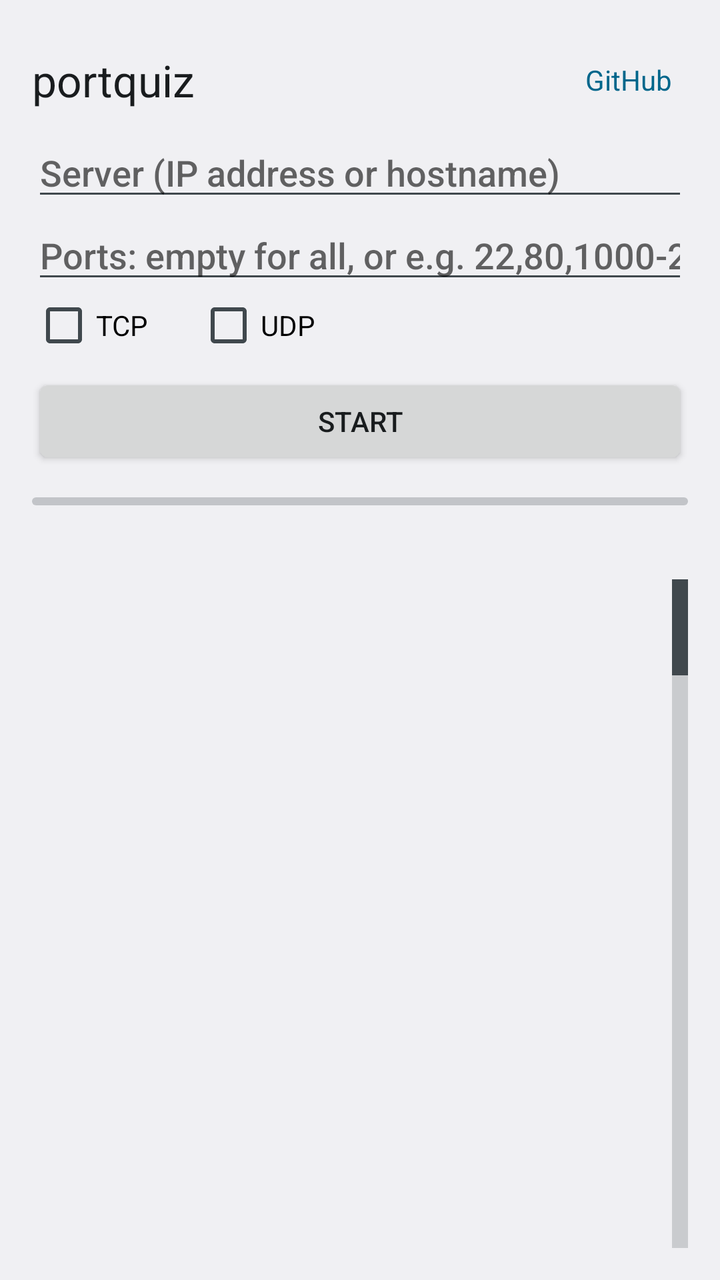
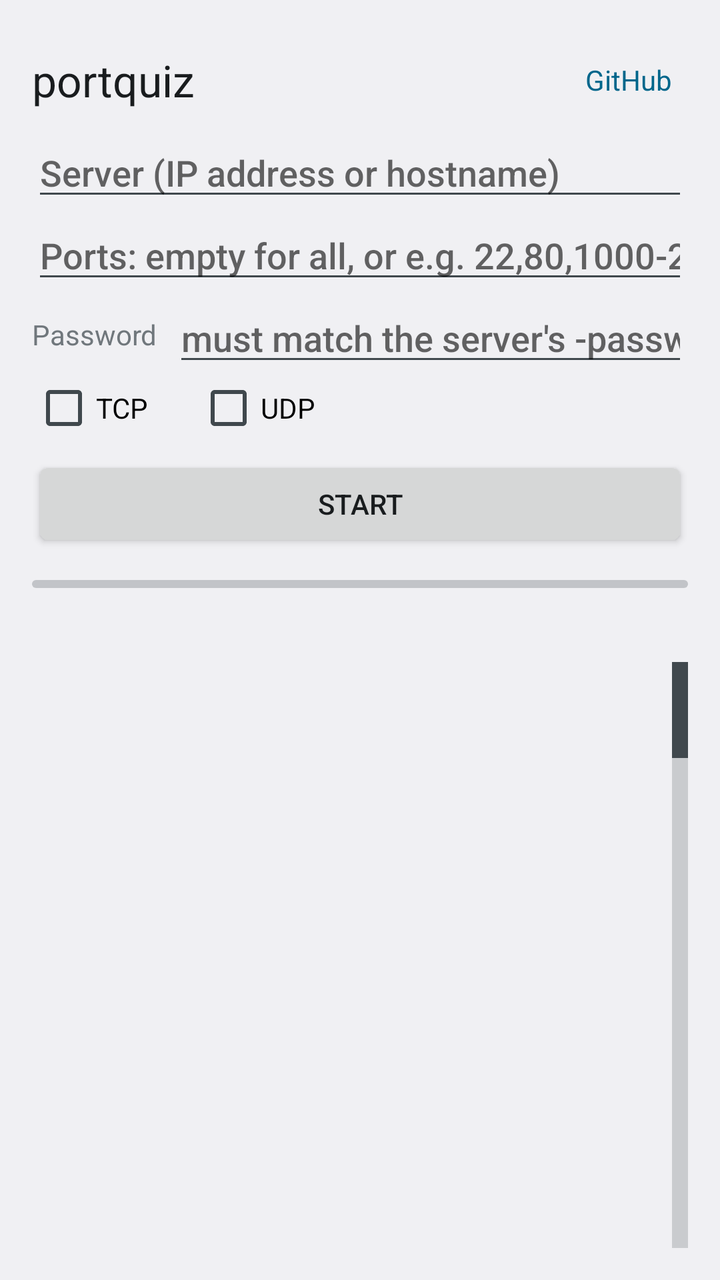

Compare the two renders of this Android layout. The source of the first and the diff that turns it into the second are given below.
<!-- AndroidManifest.xml: application theme Theme.Portquiz -->
<!-- res/layout/activity_main.xml -->
<?xml version="1.0" encoding="utf-8"?>
<LinearLayout xmlns:android="http://schemas.android.com/apk/res/android"
    android:id="@+id/root"
    android:layout_width="match_parent"
    android:layout_height="match_parent"
    android:orientation="vertical"
    android:padding="16dp">

    <LinearLayout
        android:layout_width="match_parent"
        android:layout_height="wrap_content"
        android:gravity="center_vertical"
        android:orientation="horizontal">

        <TextView
            android:layout_width="0dp"
            android:layout_height="wrap_content"
            android:layout_weight="1"
            android:text="@string/app_name"
            android:textAppearance="?android:attr/textAppearanceLarge" />

        <TextView
            android:id="@+id/github"
            android:layout_width="wrap_content"
            android:layout_height="wrap_content"
            android:background="?android:attr/selectableItemBackground"
            android:minHeight="48dp"
            android:gravity="center_vertical"
            android:paddingHorizontal="8dp"
            android:text="@string/github"
            android:textColor="?android:attr/colorAccent" />
    </LinearLayout>

    <EditText
        android:id="@+id/host"
        android:layout_width="match_parent"
        android:layout_height="wrap_content"
        android:autofillHints="no"
        android:hint="@string/host_hint"
        android:imeOptions="actionNext"
        android:inputType="textUri"
        android:singleLine="true" />

    <EditText
        android:id="@+id/ports"
        android:layout_width="match_parent"
        android:layout_height="wrap_content"
        android:autofillHints="no"
        android:digits="0123456789,- "
        android:hint="@string/ports_hint"
        android:imeOptions="actionDone"
        android:inputType="text"
        android:singleLine="true" />

    <LinearLayout
        android:layout_width="match_parent"
        android:layout_height="wrap_content"
        android:orientation="horizontal">

        <CheckBox
            android:id="@+id/tcp"
            android:layout_width="wrap_content"
            android:layout_height="wrap_content"
            android:layout_marginEnd="24dp"
            android:text="@string/tcp" />

        <CheckBox
            android:id="@+id/udp"
            android:layout_width="wrap_content"
            android:layout_height="wrap_content"
            android:text="@string/udp" />
    </LinearLayout>

    <Button
        android:id="@+id/start"
        android:layout_width="match_parent"
        android:layout_height="wrap_content"
        android:layout_marginTop="8dp"
        android:text="@string/start" />

    <ProgressBar
        android:id="@+id/progress"
        style="?android:attr/progressBarStyleHorizontal"
        android:layout_width="match_parent"
        android:layout_height="wrap_content"
        android:layout_marginTop="8dp" />

    <TextView
        android:id="@+id/status"
        android:layout_width="match_parent"
        android:layout_height="wrap_content"
        android:layout_marginTop="4dp"
        android:textAppearance="?android:attr/textAppearanceSmall" />

    <ListView
        android:id="@+id/results"
        android:layout_width="match_parent"
        android:layout_height="0dp"
        android:layout_marginTop="8dp"
        android:layout_weight="1"
        android:divider="@null"
        android:fastScrollEnabled="true" />
</LinearLayout>
<!-- resources referenced by this layout -->
<resources>
  <string name="app_name">portquiz</string>
  <string name="github">GitHub</string>
  <string name="host_hint">Server (IP address or hostname)</string>
  <string name="ports_hint">Ports: empty for all, or e.g. 22,80,1000-2000</string>
  <string name="start">Start</string>
  <string name="tcp">TCP</string>
  <string name="udp">UDP</string>
  <style name="Theme.Portquiz" parent="android:Theme.DeviceDefault.DayNight">
          <item name="android:windowActionBar">false</item>
          <item name="android:windowNoTitle">true</item>
          
          <item name="android:statusBarColor">@android:color/transparent</item>
          <item name="android:navigationBarColor">@android:color/transparent</item>
          <item name="android:windowLightStatusBar">true</item>
          <item name="android:windowLightNavigationBar">true</item>
      </style>
</resources>

<!-- the commit's change to res/layout/activity_main.xml (unified diff, before → after) -->
@@ -48,9 +48,36 @@
         android:autofillHints="no"
         android:digits="0123456789,- "
         android:hint="@string/ports_hint"
-        android:imeOptions="actionDone"
+        android:imeOptions="actionNext"
         android:inputType="text"
         android:singleLine="true" />
+
+    <LinearLayout
+        android:layout_width="match_parent"
+        android:layout_height="wrap_content"
+        android:gravity="center_vertical"
+        android:orientation="horizontal">
+
+        <TextView
+            android:id="@+id/password_label"
+            android:layout_width="wrap_content"
+            android:layout_height="wrap_content"
+            android:layout_marginEnd="8dp"
+            android:labelFor="@+id/password"
+            android:text="@string/password" />
+
+        
+        <EditText
+            android:id="@+id/password"
+            android:layout_width="0dp"
+            android:layout_height="wrap_content"
+            android:layout_weight="1"
+            android:autofillHints="no"
+            android:hint="@string/password_hint"
+            android:imeOptions="actionDone"
+            android:inputType="textVisiblePassword|textNoSuggestions"
+            android:singleLine="true" />
+    </LinearLayout>
 
     <LinearLayout
         android:layout_width="match_parent"
<!-- resource entries referenced after the edit -->
@@ -3,6 +3,8 @@
   <string name="app_name">portquiz</string>
   <string name="github">GitHub</string>
   <string name="host_hint">Server (IP address or hostname)</string>
+  <string name="password">Password</string>
+  <string name="password_hint">must match the server\'s -password</string>
   <string name="ports_hint">Ports: empty for all, or e.g. 22,80,1000-2000</string>
   <string name="start">Start</string>
   <string name="tcp">TCP</string>
